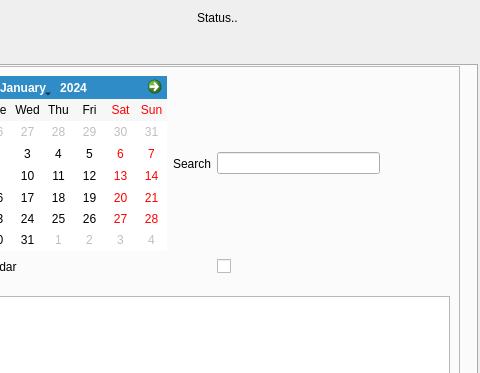
Above: gui.ui from hersche/jobManagement before the change; both pictures show x 563 to 1043 and y 0 to 373 of the 1043 by 700 pixel window. Below: the same form after it.
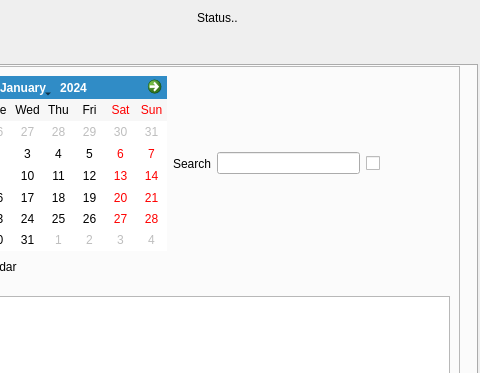
That is the form after the change. The open tabs and pages were chosen to show the change.

Patch:
```diff
--- a/gui.ui
+++ b/gui.ui
@@ -1525,13 +1525,6 @@
         </rect>
        </property>
        <layout class="QGridLayout" name="gridLayout_3">
-        <item row="2" column="3">
-         <widget class="QCheckBox" name="checkBox_2">
-          <property name="text">
-           <string/>
-          </property>
-         </widget>
-        </item>
         <item row="0" column="1">
          <widget class="QLabel" name="label_39">
           <property name="text">
@@ -1550,7 +1543,14 @@
          </widget>
         </item>
         <item row="0" column="0">
-         <widget class="QCalendarWidget" name="calendarWidget"/>
+         <widget class="QCalendarWidget" name="pfCalendar"/>
+        </item>
+        <item row="0" column="4">
+         <widget class="QCheckBox" name="pfSearchEnabled">
+          <property name="text">
+           <string/>
+          </property>
+         </widget>
         </item>
        </layout>
       </widget>
```
Left out of the diff: 8 changed lines with no effect on the pictures.
